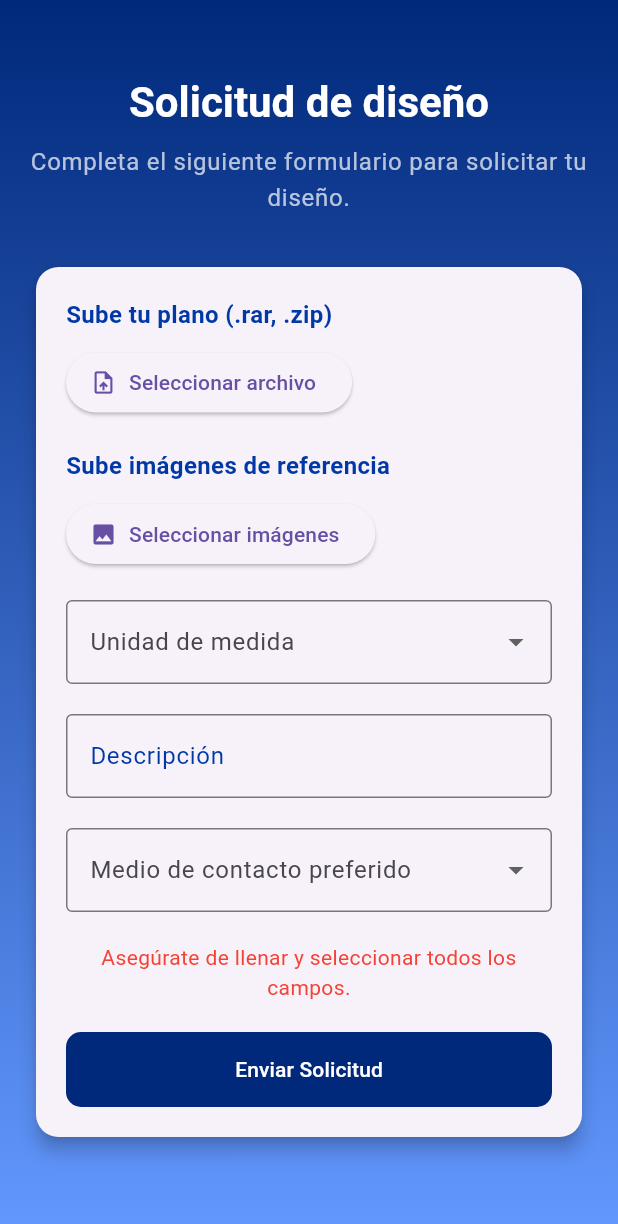
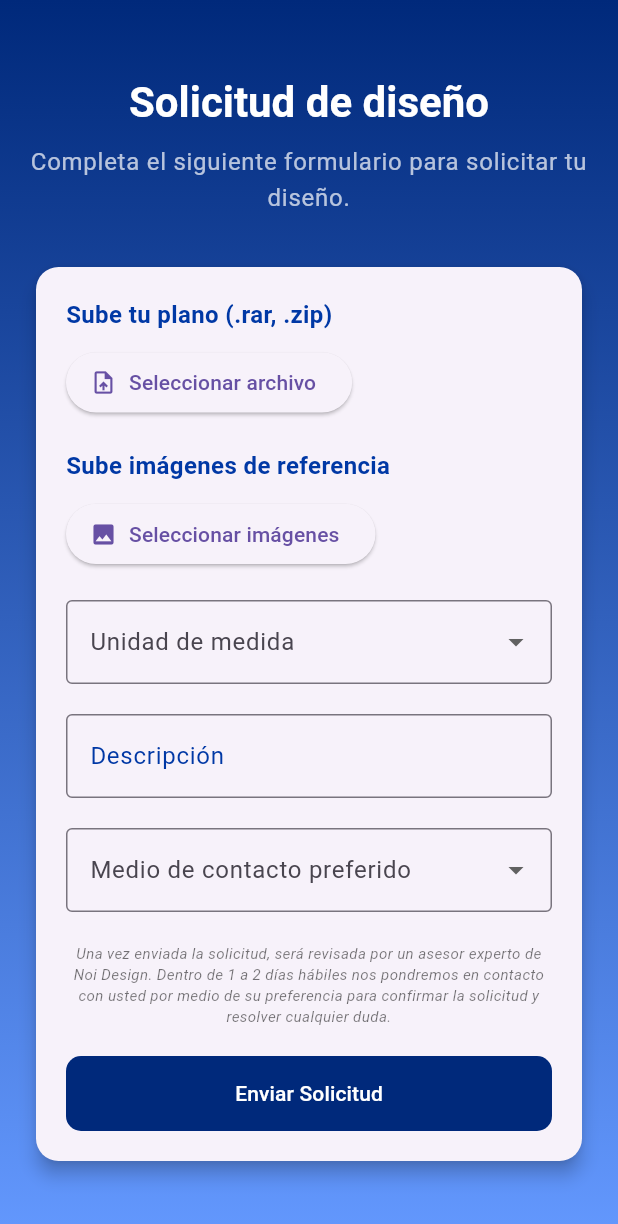
Before and after one commit to ChrisAlegria/Noi-Design, a Flutter app: the DesignPage screen opened directly, after a tap on "Seleccionar archivo", on a phone screen of 412 x 824 dp. Shown: the top 1224 px of the screen. Run offline on Flutter 3.47's test engine with Material 3 defaults, Android fonts, the phone set to English and light mode, and no system bars; our stand-ins replace file_picker, font_awesome_flutter; accounts and stored records are empty; network calls fail.

Commit message:
Add: Print Functions To Upload To DB

```diff
--- a/lib/main.dart
+++ b/lib/main.dart
@@ -4,6 +4,7 @@ import 'package:noi_design/pages/login_page.dart';
 import 'package:noi_design/pages/register_page.dart';
 import 'package:noi_design/services/design_service.dart';
 import 'package:noi_design/services/user_service.dart';
+import 'package:noi_design/services/print_service.dart';
 import 'package:provider/provider.dart';
 import 'package:noi_design/widgets/global_user.dart'; // Asegúrate de importar tu nuevo archivo
 
@@ -16,6 +17,9 @@ class AppState extends StatelessWidget {
       providers: [
         ChangeNotifierProvider(
           create: (_) => DesignService(),
+        ),
+        ChangeNotifierProvider(
+          create: (_) => PrintService(),
         ),
         ChangeNotifierProvider<UserService>(
           // Cambiado a ChangeNotifierProvider
--- a/lib/models/design.dart
+++ b/lib/models/design.dart
@@ -3,7 +3,7 @@ import 'dart:convert';
 class Design {
   String selectedContact;
   String description;
-  String? unidad;
+  String unidad;
   String? plano;
   String? imagenes;
   String?
@@ -14,7 +14,7 @@ class Design {
     required this.selectedContact,
     required this.description,
     required this.userEmail,
-    this.unidad,
+    required this.unidad,
     this.plano,
     this.imagenes,
     this.id,
--- a/lib/models/print.dart
+++ b/lib/models/print.dart
@@ -1,45 +1,49 @@
 import 'dart:convert';
 
 class Print {
-  String id; // ID del objeto Print
-  String modelo; // Modelo de impresión
+  String selectedContact; // Medio de contacto (antes "medioContacto")
+  String description; // Descripción de la impresión
+  String escala; // Escala de impresión
   String material; // Material de impresión
-  String escala; // Escala de impresión
-  String descripcion; // Descripción
-  String medioContacto; // Medio de contacto
+  String? modelo; // Modelo de impresión
+  String? id; // ID del objeto Print (opcional)
+  String userEmail; // Email del usuario que inició sesión
 
   Print({
-    required this.id,
-    required this.modelo,
+    required this.selectedContact,
+    required this.description,
+    required this.userEmail,
     required this.material,
     required this.escala,
-    required this.descripcion,
-    required this.medioContacto,
+    this.modelo,
+    this.id,
   });
-
-  // Convertir desde JSON
-  factory Print.fromJson(String str) => Print.fromMap(json.decode(str));
 
   // Convertir a JSON
   String toJson() => json.encode(toMap());
 
-  // Convertir desde Map
+  // Crear desde JSON
+  factory Print.fromJson(String str) => Print.fromMap(json.decode(str));
+
+  // Crear desde un mapa de datos
   factory Print.fromMap(Map<String, dynamic> json) => Print(
-        id: json["id"], // Cargar el ID
-        modelo: json["modelo"], // Cargar el modelo
-        material: json["material"], // Cargar el material
-        escala: json["escala"], // Cargar la escala
-        descripcion: json["descripcion"], // Cargar la descripción
-        medioContacto: json["medioContacto"], // Cargar el medio de contacto
+        selectedContact: json["selectedContact"],
+        description: json["description"],
+        modelo: json["selectedModel"],
+        material: json["selectedMaterial"],
+        escala: json["selectedScale"],
+        id: json["id"], // Asignamos el id (si existe)
+        userEmail: json["userEmail"], // Asegúrate de incluir el userEmail aquí
       );
 
-  // Convertir a Map
+  // Convertir a un mapa de datos
   Map<String, dynamic> toMap() => {
-        "id": id, // Añadir el ID al mapa
-        "modelo": modelo, // Añadir el modelo al mapa
-        "material": material, // Añadir el material al mapa
-        "escala": escala, // Añadir la escala al mapa
-        "descripcion": descripcion, // Añadir la descripción al mapa
-        "medioContacto": medioContacto, // Añadir el medio de contacto al mapa
+        "selectedContact": selectedContact,
+        "description": description,
+        "selectedModel": modelo,
+        "selectedMaterial": material,
+        "selectedScale": escala,
+        "id": id, // Agrega el id al mapa (si existe)
+        "userEmail": userEmail, // Agrega el userEmail al mapa
       };
 }
--- a/lib/pages/design_page.dart
+++ b/lib/pages/design_page.dart
@@ -9,16 +9,16 @@ import 'package:noi_design/models/design.dart';
 
 class DesignPage extends StatefulWidget {
   @override
-  _PrintPageState createState() => _PrintPageState();
+  _DesignPageState createState() => _DesignPageState();
 }
 
-class _PrintPageState extends State<DesignPage> {
+class _DesignPageState extends State<DesignPage> {
   final _formKey = GlobalKey<FormState>();
   bool _isLoading = false;
 
   String? selectedContact = '';
   String? description = '';
-  String? unidad;
+  String? unidad = '';
   String? plano;
   String? imagenes;
   String? userEmail;
@@ -76,6 +76,7 @@ class _PrintPageState extends State<DesignPage> {
     );
   }
 
+  // Método para construir el subtítulo
   Widget _buildSubtitle() {
     return Text(
       'Completa el siguiente formulario para solicitar tu diseño.',
@@ -87,6 +88,7 @@ class _PrintPageState extends State<DesignPage> {
     );
   }
 
+  // Método para construir el formulario
   Widget _buildForm(String userEmail) {
     return Card(
       elevation: 5,
@@ -287,12 +289,18 @@ class _PrintPageState extends State<DesignPage> {
     );
   }
 
-  // Método para el mensaje de información
+  // Método para el mensaje informativo
   Widget _buildInfoMessage() {
     return Text(
-      'Asegúrate de llenar y seleccionar todos los campos.',
-      style: TextStyle(color: Colors.red),
+      'Una vez enviada la solicitud, será revisada por un asesor experto de Noi Design. '
+      'Dentro de 1 a 2 días hábiles nos pondremos en contacto con usted por medio de su preferencia '
+      'para confirmar la solicitud y resolver cualquier duda.',
       textAlign: TextAlign.center,
+      style: TextStyle(
+        color: Colors.black54,
+        fontStyle: FontStyle.italic,
+        fontSize: 10,
+      ),
     );
   }
 
@@ -326,7 +334,7 @@ class _PrintPageState extends State<DesignPage> {
               final newDesignRequest = Design(
                 selectedContact: selectedContact ?? '',
                 description: description ?? '',
-                unidad: unidad,
+                unidad: unidad ?? '',
                 plano: plano,
                 imagenes: imagenes,
                 userEmail: userEmail, // Agrega el correo aquí
--- /dev/null
+++ b/lib/services/print_service.dart
@@ -0,0 +1,63 @@
+import 'package:flutter/material.dart';
+import 'dart:convert';
+import 'package:http/http.dart' as http;
+import 'package:noi_design/models/print.dart';
+
+class PrintService extends ChangeNotifier {
+  final String _baseURL = "prints-4a69e-default-rtdb.firebaseio.com";
+
+  final List<Print> prints =
+      []; // Lista para almacenar las solicitudes de impresión
+  bool isLoading = true;
+  Print? selectedPrintRequest;
+
+  PrintService() {
+    getPrintRequests(); // Llama al método para obtener solicitudes de impresión al inicializar
+  }
+
+  // Función para obtener las solicitudes de impresión
+  Future<void> getPrintRequests() async {
+    isLoading = true;
+    notifyListeners(); // Notifica a los oyentes que está cargando
+
+    final url = Uri.https(_baseURL,
+        'print.json'); // Endpoint para obtener las solicitudes de impresión
+    final resp = await http.get(url);
+
+    if (resp.statusCode == 200) {
+      final Map<String, dynamic> printData = jsonDecode(resp.body) ?? {};
+
+      // Limpiamos la lista para evitar duplicados al refrescar
+      prints.clear();
+
+      // Recorremos el mapa de la respuesta y agregamos solicitudes a la lista
+      printData.forEach((key, value) {
+        final tempPrintRequest = Print.fromMap(value);
+        tempPrintRequest.id = key; // Asigna el ID proporcionado por Firebase
+        prints.add(tempPrintRequest);
+      });
+    } else {
+      throw Exception(
+          'Error al cargar solicitudes de impresión'); // Maneja errores de red
+    }
+
+    isLoading = false;
+    notifyListeners(); // Notifica a los oyentes de los cambios
+  }
+
+  // Función para agregar una nueva solicitud de impresión
+  Future<void> addPrint(Print printRequest) async {
+    final url = Uri.https(_baseURL, 'print.json');
+    final response = await http.post(url, body: printRequest.toJson());
+
+    if (response.statusCode == 200) {
+      final Map<String, dynamic> responseData = json.decode(response.body);
+      printRequest.id = responseData[
+          'name']; // Asigna el ID del nuevo print generado por Firebase
+      prints.add(printRequest);
+      notifyListeners(); // Notifica a los oyentes que se ha agregado una nueva solicitud de impresión
+    } else {
+      throw Exception('Error al agregar solicitud de impresión');
+    }
+  }
+}
```
Also changed, not shown: lib/pages/prints_page.dart (+174 -95 lines).
